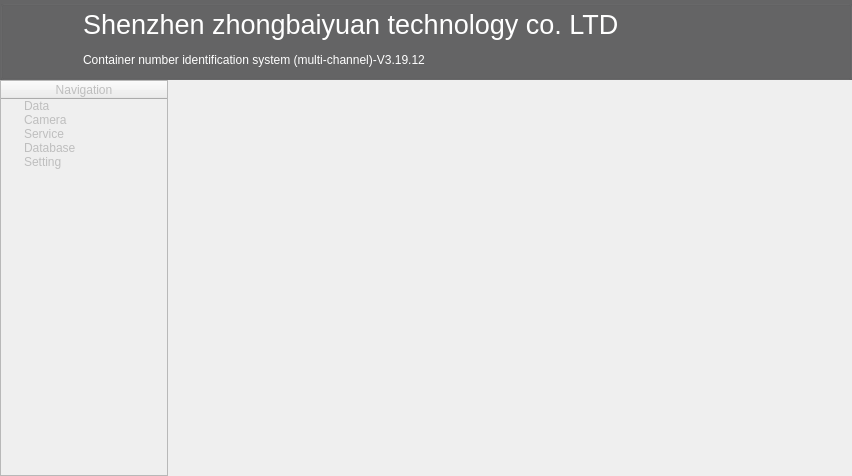
First picture: the form in MainUI/mainwidget.ui, repository 519984307/Container_20191221, before the edit.
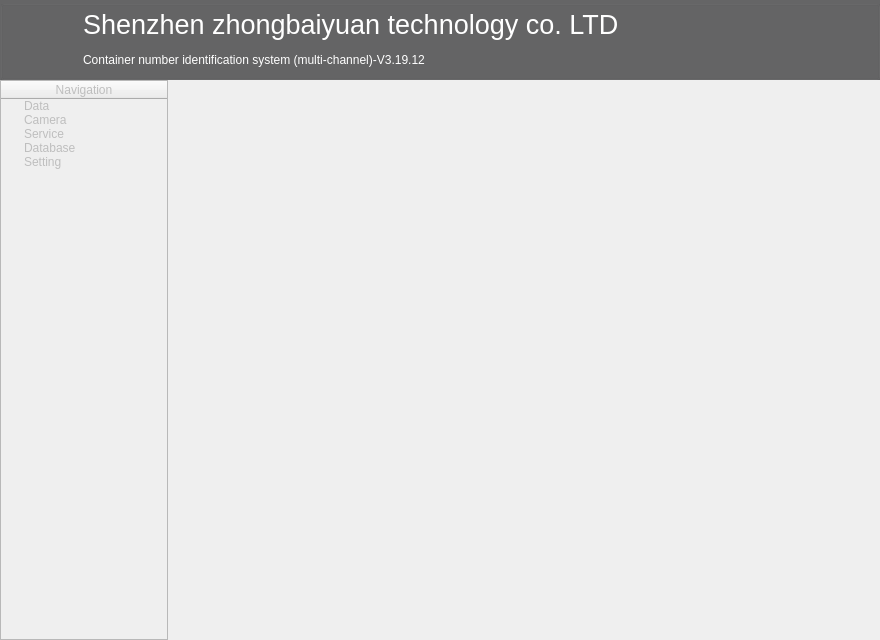
Second picture: the form after the edit. Icons and pictures are not drawn.

Patch:
```diff
--- a/MainUI/mainwidget.ui
+++ b/MainUI/mainwidget.ui
@@ -6,8 +6,8 @@
    <rect>
     <x>0</x>
     <y>0</y>
-    <width>852</width>
-    <height>476</height>
+    <width>880</width>
+    <height>640</height>
    </rect>
   </property>
   <property name="windowIcon">
```
